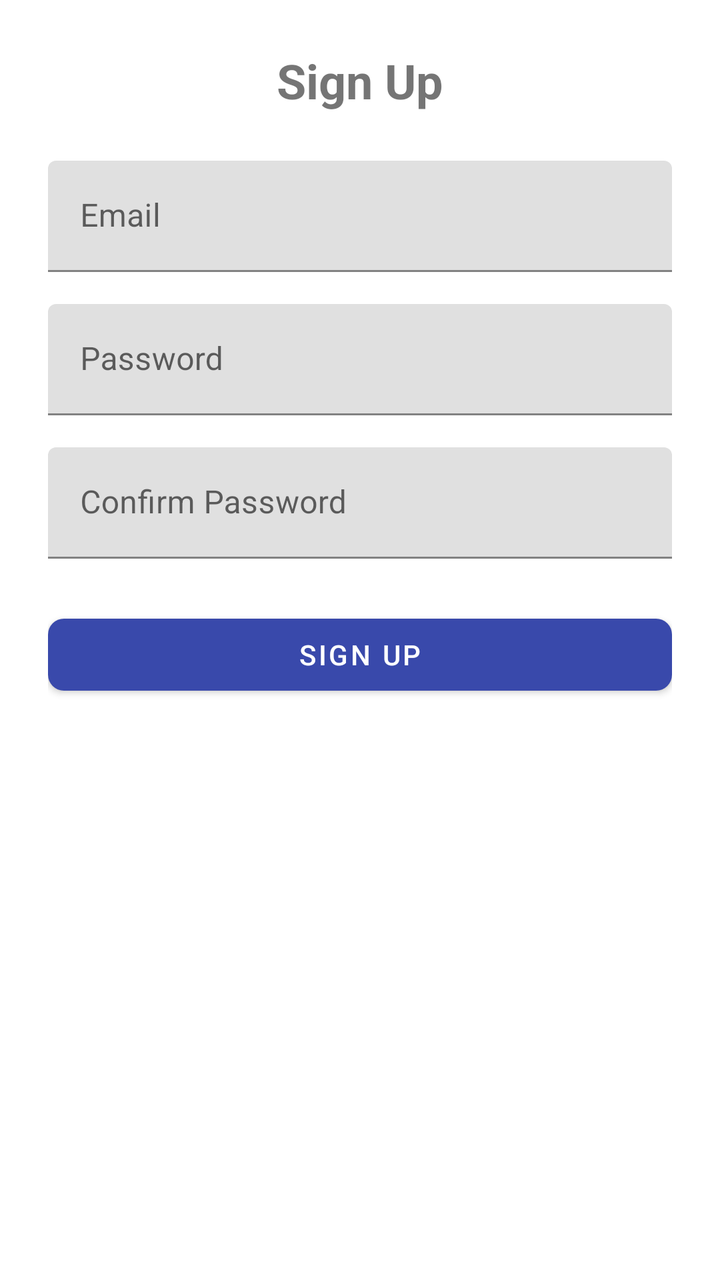
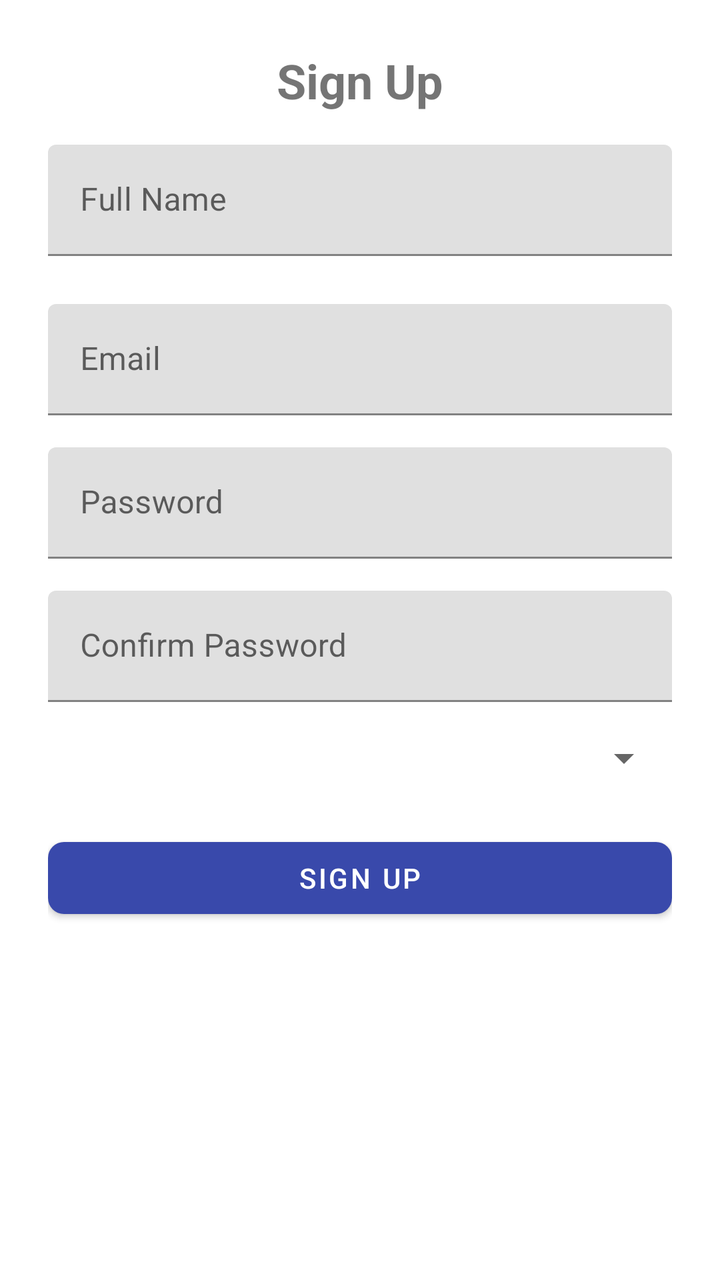

The first picture is an Android layout as it rendered before a commit; the second is the same layout after the commit. The layout source and the unified diff follow.
<!-- AndroidManifest.xml: application theme Theme.YouthSphere -->
<!-- res/layout/fragment_signup.xml -->
<?xml version="1.0" encoding="utf-8"?>
<androidx.constraintlayout.widget.ConstraintLayout
    xmlns:android="http://schemas.android.com/apk/res/android"
    xmlns:app="http://schemas.android.com/apk/res-auto"
    android:layout_width="match_parent"
    android:layout_height="match_parent"
    android:padding="24dp">

    
    <TextView
        android:id="@+id/signupTitle"
        android:layout_width="wrap_content"
        android:layout_height="wrap_content"
        android:text="Sign Up"
        android:textSize="24sp"
        android:textStyle="bold"
        app:layout_constraintTop_toTopOf="parent"
        app:layout_constraintStart_toStartOf="parent"
        app:layout_constraintEnd_toEndOf="parent" />

    
    <com.google.android.material.textfield.TextInputLayout
        android:id="@+id/signupEmailLayout"
        android:layout_width="0dp"
        android:layout_height="wrap_content"
        android:hint="Email"
        app:layout_constraintTop_toBottomOf="@id/signupTitle"
        app:layout_constraintStart_toStartOf="parent"
        app:layout_constraintEnd_toEndOf="parent"
        android:layout_marginTop="24dp">

        <com.google.android.material.textfield.TextInputEditText
            android:id="@+id/signupEmailEditText"
            android:layout_width="match_parent"
            android:layout_height="wrap_content"
            android:inputType="textEmailAddress"/>
    </com.google.android.material.textfield.TextInputLayout>

    
    <com.google.android.material.textfield.TextInputLayout
        android:id="@+id/signupPasswordLayout"
        android:layout_width="0dp"
        android:layout_height="wrap_content"
        android:hint="Password"
        app:layout_constraintTop_toBottomOf="@id/signupEmailLayout"
        app:layout_constraintStart_toStartOf="parent"
        app:layout_constraintEnd_toEndOf="parent"
        android:layout_marginTop="16dp">

        <com.google.android.material.textfield.TextInputEditText
            android:id="@+id/signupPasswordEditText"
            android:layout_width="match_parent"
            android:layout_height="wrap_content"
            android:inputType="textPassword"/>
    </com.google.android.material.textfield.TextInputLayout>

    
    <com.google.android.material.textfield.TextInputLayout
        android:id="@+id/confirmPasswordLayout"
        android:layout_width="0dp"
        android:layout_height="wrap_content"
        android:hint="Confirm Password"
        app:layout_constraintTop_toBottomOf="@id/signupPasswordLayout"
        app:layout_constraintStart_toStartOf="parent"
        app:layout_constraintEnd_toEndOf="parent"
        android:layout_marginTop="16dp">

        <com.google.android.material.textfield.TextInputEditText
            android:id="@+id/confirmPasswordEditText"
            android:layout_width="match_parent"
            android:layout_height="wrap_content"
            android:inputType="textPassword"/>
    </com.google.android.material.textfield.TextInputLayout>

    
    <com.google.android.material.button.MaterialButton
        android:id="@+id/signupButton"
        android:layout_width="0dp"
        android:layout_height="wrap_content"
        android:text="Sign Up"
        app:cornerRadius="8dp"
        app:layout_constraintTop_toBottomOf="@id/confirmPasswordLayout"
        app:layout_constraintStart_toStartOf="parent"
        app:layout_constraintEnd_toEndOf="parent"
        android:layout_marginTop="24dp"/>
</androidx.constraintlayout.widget.ConstraintLayout>
<!-- resources referenced by this layout -->
<resources>
  <style name="Theme.YouthSphere" parent="Theme.MaterialComponents.DayNight.NoActionBar">
          
          <item name="colorPrimary">@color/indigo_600</item>
          <item name="colorPrimaryVariant">@color/indigo_800</item>
          <item name="colorOnPrimary">@color/white</item>
  
          
          <item name="colorSecondary">@color/amber_400</item>
          <item name="colorSecondaryVariant">@color/amber_600</item>
          <item name="colorOnSecondary">@color/black</item>
  
          
          <item name="android:windowBackground">@color/white</item>
          <item name="colorSurface">@color/white</item>
          <item name="colorOnBackground">@color/black</item>
          <item name="colorOnSurface">@color/black</item>
  
          
          <item name="android:statusBarColor">@color/indigo_800</item>
  
          
          <item name="android:textColorPrimary">@color/black</item>
      </style>
  <color name="indigo_600">#3949AB</color>
  <color name="indigo_800">#283593</color>
  <color name="white">#FFFFFF</color>
  <color name="amber_400">#FFCA28</color>
  <color name="amber_600">#FFB300</color>
  <color name="black">#000000</color>
</resources>

<!-- the commit's change to res/layout/fragment_signup.xml (unified diff, before → after) -->
@@ -3,84 +3,147 @@
     xmlns:android="http://schemas.android.com/apk/res/android"
     xmlns:app="http://schemas.android.com/apk/res-auto"
     android:layout_width="match_parent"
-    android:layout_height="match_parent"
-    android:padding="24dp">
+    android:layout_height="match_parent">
 
     
-    <TextView
-        android:id="@+id/signupTitle"
-        android:layout_width="wrap_content"
-        android:layout_height="wrap_content"
-        android:text="Sign Up"
-        android:textSize="24sp"
-        android:textStyle="bold"
-        app:layout_constraintTop_toTopOf="parent"
+    <androidx.constraintlayout.widget.ConstraintLayout
+        android:id="@+id/contentContainer"
+        android:layout_width="0dp"
+        android:layout_height="0dp"
+        android:padding="24dp"
+        app:layout_constraintBottom_toBottomOf="parent"
+        app:layout_constraintEnd_toEndOf="parent"
         app:layout_constraintStart_toStartOf="parent"
-        app:layout_constraintEnd_toEndOf="parent" />
+        app:layout_constraintTop_toTopOf="parent">
+
+        
+        <TextView
+            android:id="@+id/signupTitle"
+            android:layout_width="wrap_content"
+            android:layout_height="wrap_content"
+            android:text="@string/sign_up"
+            android:textSize="24sp"
+            android:textStyle="bold"
+            app:layout_constraintTop_toTopOf="parent"
+            app:layout_constraintStart_toStartOf="parent"
+            app:layout_constraintEnd_toEndOf="parent" />
+
+        
+        <com.google.android.material.textfield.TextInputLayout
+            android:id="@+id/signupFullNameLayout"
+            android:layout_width="0dp"
+            android:layout_height="wrap_content"
+            android:hint="@string/full_name"
+            app:layout_constraintTop_toBottomOf="@id/signupTitle"
+            app:layout_constraintStart_toStartOf="parent"
+            app:layout_constraintEnd_toEndOf="parent"
+            android:layout_marginTop="16dp">
+
+            <com.google.android.material.textfield.TextInputEditText
+                android:id="@+id/signupFullNameEditText"
+                android:layout_width="match_parent"
+                android:layout_height="wrap_content"
+                android:inputType="textPersonName" />
+        </com.google.android.material.textfield.TextInputLayout>
+
+        
+        <com.google.android.material.textfield.TextInputLayout
+            android:id="@+id/signupEmailLayout"
+            android:layout_width="0dp"
+            android:layout_height="wrap_content"
+            android:hint="@string/email"
+            app:layout_constraintTop_toBottomOf="@id/signupFullNameLayout"
+            app:layout_constraintStart_toStartOf="parent"
+            app:layout_constraintEnd_toEndOf="parent"
+            android:layout_marginTop="24dp">
+
+            <com.google.android.material.textfield.TextInputEditText
+                android:id="@+id/signupEmailEditText"
+                android:layout_width="match_parent"
+                android:layout_height="wrap_content"
+                android:inputType="textEmailAddress" />
+        </com.google.android.material.textfield.TextInputLayout>
+
+        
+        <com.google.android.material.textfield.TextInputLayout
+            android:id="@+id/signupPasswordLayout"
+            android:layout_width="0dp"
+            android:layout_height="wrap_content"
+            android:hint="@string/password"
+            app:layout_constraintTop_toBottomOf="@id/signupEmailLayout"
+            app:layout_constraintStart_toStartOf="parent"
+            app:layout_constraintEnd_toEndOf="parent"
+            android:layout_marginTop="16dp">
+
+            <com.google.android.material.textfield.TextInputEditText
+                android:id="@+id/signupPasswordEditText"
+                android:layout_width="match_parent"
+                android:layout_height="wrap_content"
+                android:inputType="textPassword" />
+        </com.google.android.material.textfield.TextInputLayout>
+
+        
+        <com.google.android.material.textfield.TextInputLayout
+            android:id="@+id/confirmPasswordLayout"
+            android:layout_width="0dp"
+            android:layout_height="wrap_content"
+            android:hint="@string/confirm_password"
+            app:layout_constraintTop_toBottomOf="@id/signupPasswordLayout"
+            app:layout_constraintStart_toStartOf="parent"
+            app:layout_constraintEnd_toEndOf="parent"
+            android:layout_marginTop="16dp">
+
+            <com.google.android.material.textfield.TextInputEditText
+                android:id="@+id/confirmPasswordEditText"
+                android:layout_width="match_parent"
+                android:layout_height="wrap_content"
+                android:inputType="textPassword" />
+        </com.google.android.material.textfield.TextInputLayout>
+
+        
+        <Spinner
+            android:id="@+id/roleSpinner"
+            android:layout_width="0dp"
+            android:layout_height="wrap_content"
+            android:layout_marginTop="16dp"
+            app:layout_constraintTop_toBottomOf="@id/confirmPasswordLayout"
+            app:layout_constraintStart_toStartOf="parent"
+            app:layout_constraintEnd_toEndOf="parent" />
+
+        
+        <com.google.android.material.button.MaterialButton
+            android:id="@+id/signupButton"
+            android:layout_width="0dp"
+            android:layout_height="wrap_content"
+            android:text="@string/sign_up"
+            app:cornerRadius="8dp"
+            app:layout_constraintTop_toBottomOf="@id/roleSpinner"
+            app:layout_constraintStart_toStartOf="parent"
+            app:layout_constraintEnd_toEndOf="parent"
+            android:layout_marginTop="24dp"/>
+
+    </androidx.constraintlayout.widget.ConstraintLayout>
 
     
-    <com.google.android.material.textfield.TextInputLayout
-        android:id="@+id/signupEmailLayout"
-        android:layout_width="0dp"
-        android:layout_height="wrap_content"
-        android:hint="Email"
-        app:layout_constraintTop_toBottomOf="@id/signupTitle"
+    <FrameLayout
+        android:id="@+id/loadingOverlay"
+        android:layout_width="match_parent"
+        android:layout_height="match_parent"
+        android:background="#80000000"
+        android:visibility="gone"
+        app:layout_constraintBottom_toBottomOf="parent"
+        app:layout_constraintEnd_toEndOf="parent"
         app:layout_constraintStart_toStartOf="parent"
-        app:layout_constraintEnd_toEndOf="parent"
-        android:layout_marginTop="24dp">
+        app:layout_constraintTop_toTopOf="parent">
 
-        <com.google.android.material.textfield.TextInputEditText
-            android:id="@+id/signupEmailEditText"
-            android:layout_width="match_parent"
-            android:layout_height="wrap_content"
-            android:inputType="textEmailAddress"/>
-    </com.google.android.material.textfield.TextInputLayout>
+        <com.airbnb.lottie.LottieAnimationView
+            android:id="@+id/loadingAnimation"
+            android:layout_width="150dp"
+            android:layout_height="150dp"
+            android:layout_gravity="center"
+            app:lottie_autoPlay="false"
+            app:lottie_cacheComposition="true"
+            app:lottie_loop="true" />
+    </FrameLayout>
 
-    
-    <com.google.android.material.textfield.TextInputLayout
-        android:id="@+id/signupPasswordLayout"
-        android:layout_width="0dp"
-        android:layout_height="wrap_content"
-        android:hint="Password"
-        app:layout_constraintTop_toBottomOf="@id/signupEmailLayout"
-        app:layout_constraintStart_toStartOf="parent"
-        app:layout_constraintEnd_toEndOf="parent"
-        android:layout_marginTop="16dp">
-
-        <com.google.android.material.textfield.TextInputEditText
-            android:id="@+id/signupPasswordEditText"
-            android:layout_width="match_parent"
-            android:layout_height="wrap_content"
-            android:inputType="textPassword"/>
-    </com.google.android.material.textfield.TextInputLayout>
-
-    
-    <com.google.android.material.textfield.TextInputLayout
-        android:id="@+id/confirmPasswordLayout"
-        android:layout_width="0dp"
-        android:layout_height="wrap_content"
-        android:hint="Confirm Password"
-        app:layout_constraintTop_toBottomOf="@id/signupPasswordLayout"
-        app:layout_constraintStart_toStartOf="parent"
-        app:layout_constraintEnd_toEndOf="parent"
-        android:layout_marginTop="16dp">
-
-        <com.google.android.material.textfield.TextInputEditText
-            android:id="@+id/confirmPasswordEditText"
-            android:layout_width="match_parent"
-            android:layout_height="wrap_content"
-            android:inputType="textPassword"/>
-    </com.google.android.material.textfield.TextInputLayout>
-
-    
-    <com.google.android.material.button.MaterialButton
-        android:id="@+id/signupButton"
-        android:layout_width="0dp"
-        android:layout_height="wrap_content"
-        android:text="Sign Up"
-        app:cornerRadius="8dp"
-        app:layout_constraintTop_toBottomOf="@id/confirmPasswordLayout"
-        app:layout_constraintStart_toStartOf="parent"
-        app:layout_constraintEnd_toEndOf="parent"
-        android:layout_marginTop="24dp"/>
 </androidx.constraintlayout.widget.ConstraintLayout>
<!-- resource entries referenced after the edit -->
@@ -1,5 +1,10 @@
 <!-- resources referenced by this layout -->
 <resources>
+  <string name="confirm_password">Confirm Password</string>
+  <string name="email">Email</string>
+  <string name="full_name">Full Name</string>
+  <string name="password">Password</string>
+  <string name="sign_up">Sign Up</string>
   <style name="Theme.YouthSphere" parent="Theme.MaterialComponents.DayNight.NoActionBar">
           
           <item name="colorPrimary">@color/indigo_600</item>
@@ -21,7 +26,11 @@
           <item name="android:statusBarColor">@color/indigo_800</item>
   
           
-          <item name="android:textColorPrimary">@color/black</item>
+          <item name="actionBarTheme">@style/ThemeOverlay.MaterialComponents.Dark.ActionBar</item>
+          <item name="actionBarPopupTheme">@style/ThemeOverlay.MaterialComponents.Light</item>
+  
+          
+          <item name="popupMenuStyle">@style/PopupMenu.MaterialComponents</item>
       </style>
   <color name="indigo_600">#3949AB</color>
   <color name="indigo_800">#283593</color>
@@ -29,5 +38,19 @@
   <color name="amber_400">#FFCA28</color>
   <color name="amber_600">#FFB300</color>
   <color name="black">#000000</color>
+  <style name="ThemeOverlay.MaterialComponents.Dark.ActionBar">
+          <item name="android:textColorPrimary">@color/white</item>
+          <item name="colorControlNormal">@color/white</item>
+          <item name="android:textColorSecondary">@color/white</item>
+      </style>
+  <style name="ThemeOverlay.MaterialComponents.Light">
+          <item name="android:textColorPrimary">@color/black</item>
+          <item name="android:background">@color/white</item>
+      </style>
+  <style name="PopupMenu.MaterialComponents" parent="@style/Widget.MaterialComponents.PopupMenu">
+          <item name="android:textColor">?attr/colorOnSurface</item>
+          <item name="android:background">?attr/colorSurface</item>
+          <item name="android:dropDownVerticalOffset">4dp</item>
+      </style>
 </resources>
 
